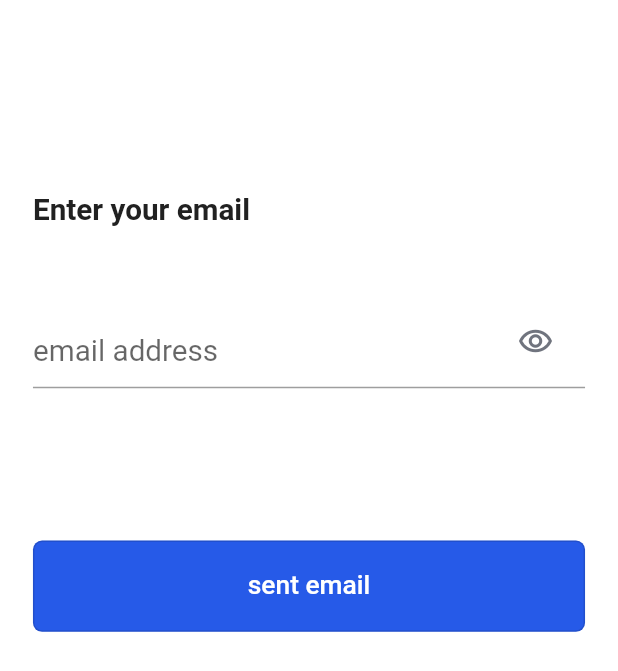
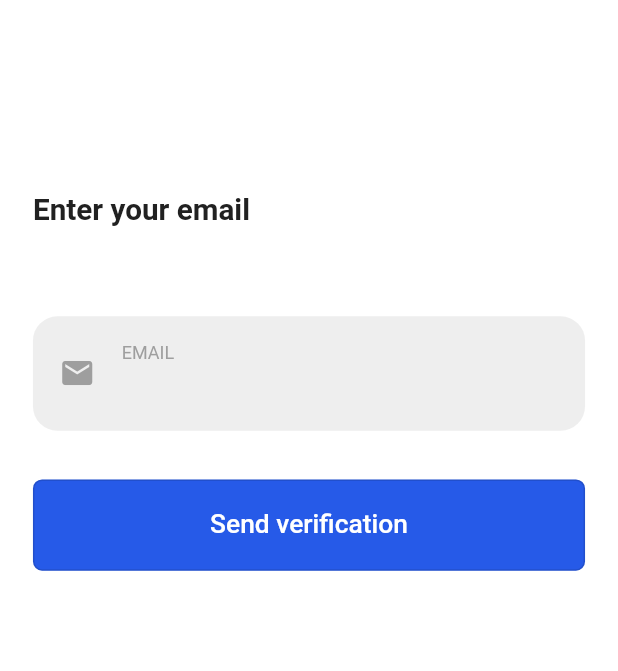
Before and after one commit to thinhlh/tech-ed, a Flutter app: the ForgotPasswordPage screen opened by its route, on a phone screen of 412 x 824 dp. Shown: the top 671 px of the screen. Run offline on Flutter 3.47's test engine with Material 2 defaults, Android fonts, the phone set to English and light mode, and no system bars; our stand-ins replace dartz, dio, easy_localization, equatable, firebase_core, firebase_crashlytics and 8 more; accounts and stored records are empty.

Commit message:
[FEAT] monitoring and ui optimization

```diff
--- /dev/null
+++ b/lib/app/common/presentation/widgets/w_text_field.dart
@@ -0,0 +1,89 @@
+import 'package:flutter/material.dart';
+import 'package:tech_ed/config/colors.dart';
+import 'package:tech_ed/config/dimens.dart';
+import 'package:tech_ed/config/styles.dart';
+import 'package:tech_ed/utils/extensions/context_extension.dart';
+
+class WTextField extends StatelessWidget {
+  final String label;
+  final TextEditingController controller;
+  final IconData icon;
+  final TextInputType? inputType;
+  bool? obsercureText;
+
+  WTextField({
+    Key? key,
+    required this.label,
+    required this.icon,
+    required this.controller,
+    this.inputType,
+    this.obsercureText,
+  }) : super(key: key);
+
+  @override
+  Widget build(BuildContext context) {
+    return Container(
+      decoration: BoxDecoration(
+        borderRadius: BorderRadius.circular(AppDimens.extraLargeRadius),
+        color: AppColors.neutral.shade200,
+      ),
+      padding: EdgeInsets.symmetric(
+        horizontal: AppDimens.largeWidthDimens,
+        vertical: AppDimens.largeWidthDimens,
+      ),
+      child: StatefulBuilder(
+        builder: (_, setState) => Row(
+          crossAxisAlignment: CrossAxisAlignment.center,
+          children: [
+            Icon(
+              icon,
+              color: AppColors.textSecondary,
+            ),
+            SizedBox(width: AppDimens.largeWidthDimens),
+            Expanded(
+              child: Column(
+                crossAxisAlignment: CrossAxisAlignment.start,
+                children: [
+                  Text(
+                    label.toUpperCase(),
+                    style: context.textTheme.labelMedium?.copyWith(
+                      color: AppColors.textSecondary,
+                    ),
+                  ),
+                  SizedBox(height: AppDimens.mediumHeightDimens),
+                  TextFormField(
+                    controller: controller,
+                    keyboardType: inputType,
+                    obscureText: obsercureText ?? false,
+                    decoration: const InputDecoration(
+                      contentPadding: EdgeInsets.symmetric(vertical: 0),
+                      border: InputBorder.none,
+                      isDense: true,
+                    ),
+                    cursorColor: AppColors.neutral.shade800,
+                    style: context.textTheme.titleMedium?.copyWith(
+                      fontWeight: AppStyles.bold,
+                    ),
+                  ),
+                ],
+              ),
+            ),
+            SizedBox(width: AppDimens.largeWidthDimens),
+            obsercureText != null
+                ? GestureDetector(
+                    onTap: () =>
+                        setState(() => obsercureText = !obsercureText!),
+                    child: Icon(
+                      obsercureText!
+                          ? Icons.visibility_off_outlined
+                          : Icons.visibility_outlined,
+                      color: AppColors.textSecondary,
+                    ),
+                  )
+                : const SizedBox.shrink(),
+          ],
+        ),
+      ),
+    );
+  }
+}
--- a/lib/app/forgot_password/presentation/pages/forgot_password_page.dart
+++ b/lib/app/forgot_password/presentation/pages/forgot_password_page.dart
@@ -1,11 +1,13 @@
 import 'package:flutter/material.dart';
 import 'package:flutter_screenutil/flutter_screenutil.dart';
-import 'package:tech_ed/config/colors.dart';
+import 'package:tech_ed/app/common/presentation/widgets/w_text_field.dart';
 import 'package:tech_ed/config/styles.dart';
 import 'package:tech_ed/config/dimens.dart';
 import 'package:tech_ed/app/forgot_password/presentation/pages/forgot_password_check_mail_page.dart';
 
 class ForgotPasswordPage extends StatelessWidget {
+  const ForgotPasswordPage({Key? key}) : super(key: key);
+
   @override
   Widget build(BuildContext context) {
     return SafeArea(
@@ -31,24 +33,13 @@ class ForgotPasswordPage extends StatelessWidget {
                 child: Text('Enter your email',
                     style: AppStyles.titleForgotPasswordPage),
               ),
-              Container(
-                margin: EdgeInsets.only(bottom: 100.h),
-                child: TextFormField(
-                  style: TextStyle(
-                    color: const Color(0xFF70747E),
-                    fontSize: 18.w,
-                  ),
-                  decoration: const InputDecoration(
-                    hintText: "email address",
-                    suffixIcon: Padding(
-                      padding: EdgeInsets.only(bottom: 15.57, right: 18.21),
-                      child: Icon(Icons.remove_red_eye_outlined,
-                          color: Color(0xFF70747E)),
-                    ),
-                  ),
-                ),
+              WTextField(
+                label: 'Email',
+                icon: Icons.email,
+                controller: TextEditingController(),
               ),
-              Container(
+              SizedBox(height: AppDimens.extraLargeHeightDimens),
+              SizedBox(
                 height: 60.h,
                 width: double.infinity,
                 child: OutlinedButton(
@@ -60,7 +51,7 @@ class ForgotPasswordPage extends StatelessWidget {
                                 ForgotPasswordCheckMailPage()));
                   },
                   child: Text(
-                    'sent email',
+                    'Send verification',
                     style: TextStyle(
                       color: Colors.white,
                       fontSize: AppDimens.mediumText,
--- a/lib/config/routes.dart
+++ b/lib/config/routes.dart
@@ -14,7 +14,7 @@ import 'package:tech_ed/app/forgot_password/presentation/pages/forgot_password_p
 class Routes {
   Routes._internal();
 
-  static String get initial => container;
+  static String get initial => onBoard;
 
   static const String container = '/home_container';
   static const String home = '/home';
@@ -67,7 +67,6 @@ class Routes {
         );
 
       case Routes.forgotPass:
-        {
         return MaterialPageRoute(
           settings: routeSettings,
           builder: (_) => RouteUtil.createPageProvider<HomeProvider>(
@@ -75,7 +74,6 @@ class Routes {
             child: ForgotPasswordPage(),
           ),
         );
-        }
       default:
         return null;
     }
--- a/lib/utils/app_runner.dart
+++ b/lib/utils/app_runner.dart
@@ -1,4 +1,5 @@
 import 'package:easy_localization/easy_localization.dart';
+import 'package:firebase_core/firebase_core.dart';
 import 'package:flutter/cupertino.dart';
 import 'package:tech_ed/app/app.dart';
 import 'package:tech_ed/config/languages.dart';
@@ -33,6 +34,7 @@ class AppRunner {
 
   Future<void> _initServices() async {
     // TODO error handler or logging
+    await Firebase.initializeApp();
     await LocalStore.instance.init();
   }
 
--- a/pubspec.yaml
+++ b/pubspec.yaml
@@ -56,6 +56,10 @@ dependencies:
   logger: ^1.1.0
   persistent_bottom_nav_bar: ^4.0.2
 
+  # Monitoring
+  firebase_crashlytics: ^2.6.1
+  firebase_core: ^1.14.0
+
 dev_dependencies:
   flutter_lints: ^1.0.0
   flutter_test:
```
Also changed, not shown: lib/app/forgot_password/presentation/pages/forgot_password_check_mail_page.dart (+16 -5 lines), lib/app/onboarding/presentation/pages/onboard_page.dart (+7 -2 lines), lib/app/page_container/presentation/pages/page_container_page.dart (+13 -6 lines), lib/app/sign_in/presentation/pages/sign_in.dart (+23 -30 lines), pubspec.lock, 3 other files. Lines whose indentation alone changed are shown as unchanged.
